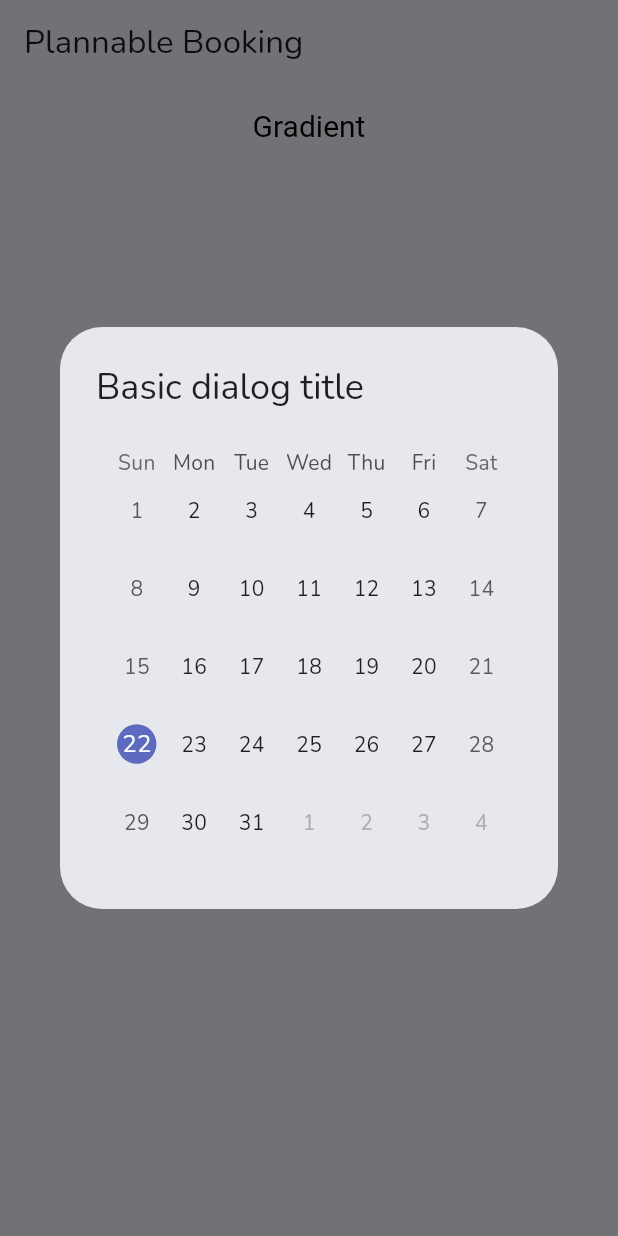
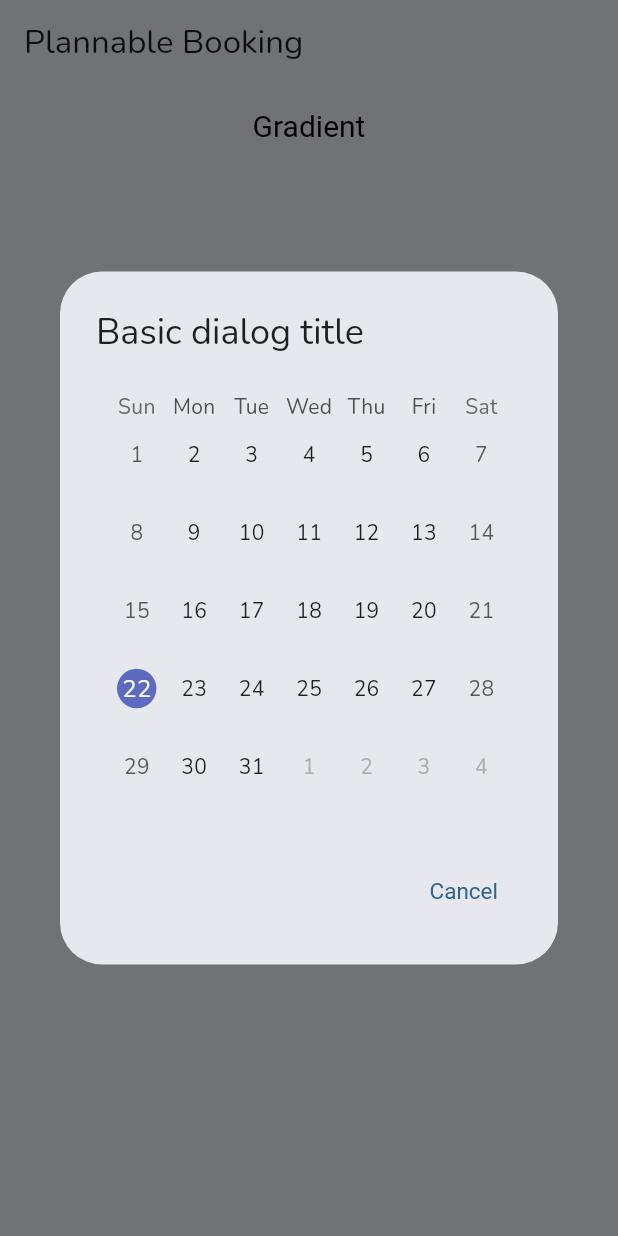
Before and after one commit to tc14077/todoer, a Flutter app: the HomeScreen screen opened directly, after a tap on "Gradient", on a phone screen of 412 x 824 dp. Run offline on Flutter 3.47's test engine with Material 2 defaults, Android fonts, the phone set to English and light mode, and no system bars; drawn by our look-alikes of table_calendar; our stand-ins replace beamer, bloc, drift, flutter_bloc, get_it, google_fonts; accounts and stored records are empty; generated files the repository leaves out were written again.

Commit message:
fix: add cancel button

```diff
--- a/lib/ui/screen/home_screen.dart
+++ b/lib/ui/screen/home_screen.dart
@@ -43,6 +43,18 @@ class _HomeScreenState extends State<HomeScreen> {
                           onDaySelected: (day) {},
                         ),
                       ),
+                      actions: [
+                        TextButton(
+                          style: TextButton.styleFrom(
+                            padding: const EdgeInsets.all(16.0),
+                            textStyle: const TextStyle(fontSize: 15),
+                          ),
+                          onPressed: (){
+                            Navigator.pop(context);
+                          },
+                          child: const Text('Cancel'),
+                        ),
+                      ],
                     );
                   },
                 );
--- a/lib/ui/widget/table_calendar_widget.dart
+++ b/lib/ui/widget/table_calendar_widget.dart
@@ -1,6 +1,8 @@
+import 'package:flutter/material.dart';
 import 'package:flutter/widgets.dart';
 import 'package:table_calendar/table_calendar.dart';
 
+//TODO fix unknown height issue
 class TableCalendarWidget extends StatefulWidget {
   final DateTime focusedDay;
   final Function(DateTime day) onDaySelected;
@@ -42,7 +44,6 @@ class TableCalendarWidgetState extends State<TableCalendarWidget> {
         selectedDayPredicate: (day) {
           // Use `selectedDayPredicate` to determine which day is currently selected.
           // If this returns true, then `day` will be marked as selected.
-
           // Using `isSameDay` is recommended to disregard
           // the time-part of compared DateTime objects.
           return isSameDay(_selectedDay, day);
```
